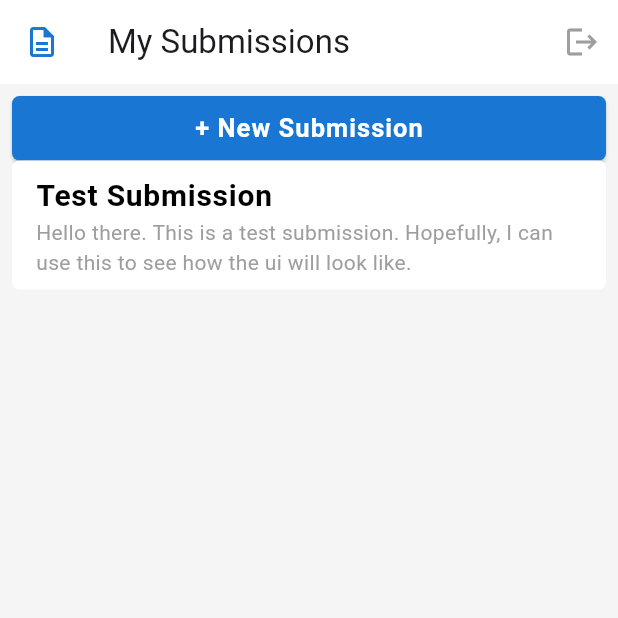
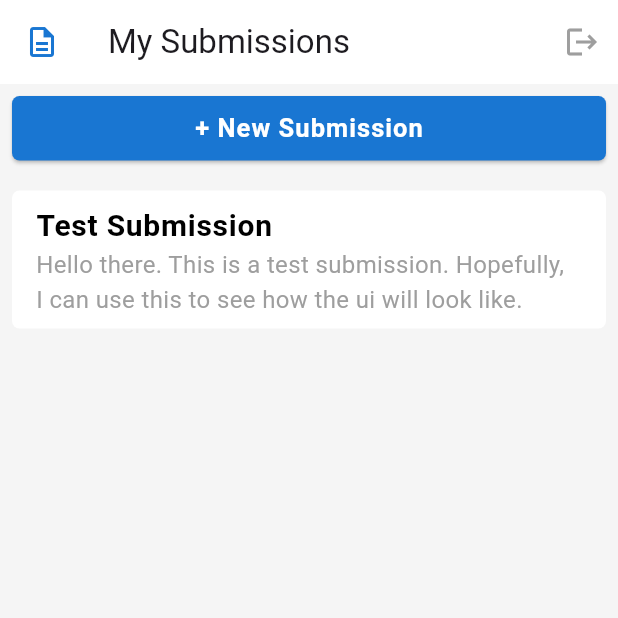
Before and after one commit to DanielLeke/TurnIn-App, a Flutter app: the screen it shows after launch, on a phone screen of 412 x 824 dp, the top half of it. Run offline on Flutter 3.47's test engine with Material 3 defaults, Android fonts, the phone set to English and light mode, and no system bars; our stand-ins replace get; Roboto replaces fonts that are missing (Sans Serif).

Commit message:
Made some styling changes

```diff
--- a/lib/students/students_page.dart
+++ b/lib/students/students_page.dart
@@ -36,7 +36,9 @@ class SubmissionsView extends StatelessWidget {
   Widget build(BuildContext context) {
     return Padding(
       padding: const EdgeInsets.all(8.0),
-      child: Column(children: [CreateSubmissionBtn(), Submissions()]),
+      child: Column(
+        children: [CreateSubmissionBtn(), SizedBox(height: 20), Submissions()],
+      ),
     );
   }
 }
@@ -60,19 +62,13 @@ class Submission extends StatelessWidget {
         color: Colors.white,
         borderRadius: BorderRadius.circular(5),
       ),
-      child: Column(
-        children: [
-          SubmissionContent(),
-        ],
-      ),
+      child: Column(children: [SubmissionContent()]),
     );
   }
 }
 
 class SubmissionContent extends StatelessWidget {
-  const SubmissionContent({
-    super.key,
-  });
+  const SubmissionContent({super.key});
 
   @override
   Widget build(BuildContext context) {
@@ -88,7 +84,7 @@ class SubmissionContent extends StatelessWidget {
       ),
       subtitle: Text(
         'Hello there. This is a test submission. Hopefully, I can use this to see how the ui will look like.',
-        style: TextStyle(color: Colors.grey),
+        style: TextStyle(color: Colors.grey, fontSize: 16),
       ),
     );
   }
```
